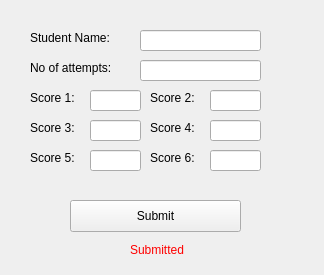
Qt form formbuild.ui (rylandcrowder/CS2-project1) before a commit.
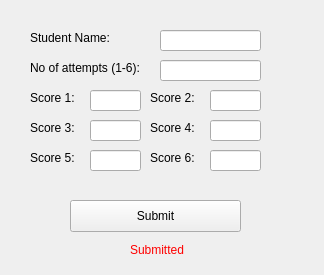
The same form after that commit.

Commit message: finished the attempt switch

The edit to the form file:
```diff
--- a/formbuild.ui
+++ b/formbuild.ui
@@ -19,9 +19,9 @@
   <widget class="QLineEdit" name="name_input">
    <property name="geometry">
     <rect>
-     <x>140</x>
+     <x>160</x>
      <y>30</y>
-     <width>121</width>
+     <width>101</width>
      <height>21</height>
     </rect>
    </property>
@@ -44,12 +44,12 @@
     <rect>
      <x>30</x>
      <y>60</y>
-     <width>101</width>
+     <width>131</width>
      <height>16</height>
     </rect>
    </property>
    <property name="text">
-    <string>No of attempts:</string>
+    <string>No of attempts (1-6):</string>
    </property>
   </widget>
   <widget class="QLabel" name="score1_label">
@@ -81,9 +81,9 @@
   <widget class="QLineEdit" name="attempt_input">
    <property name="geometry">
     <rect>
-     <x>140</x>
+     <x>160</x>
      <y>60</y>
-     <width>121</width>
+     <width>101</width>
      <height>21</height>
     </rect>
    </property>
```
The commit also changes 2 other files.
